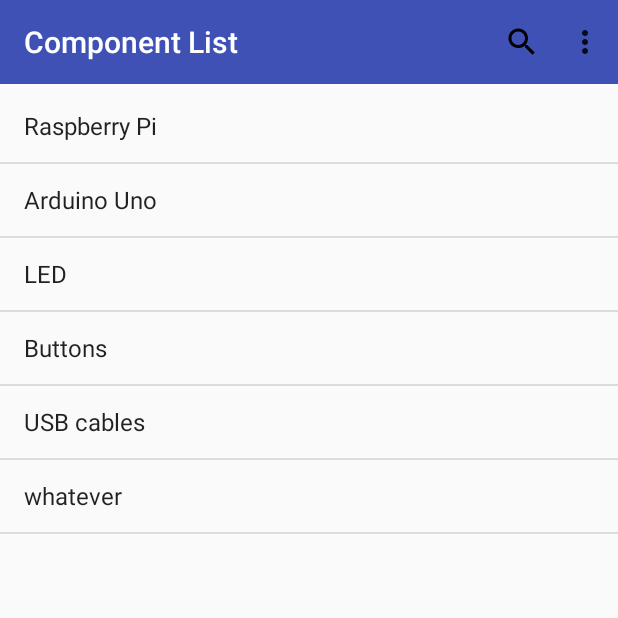
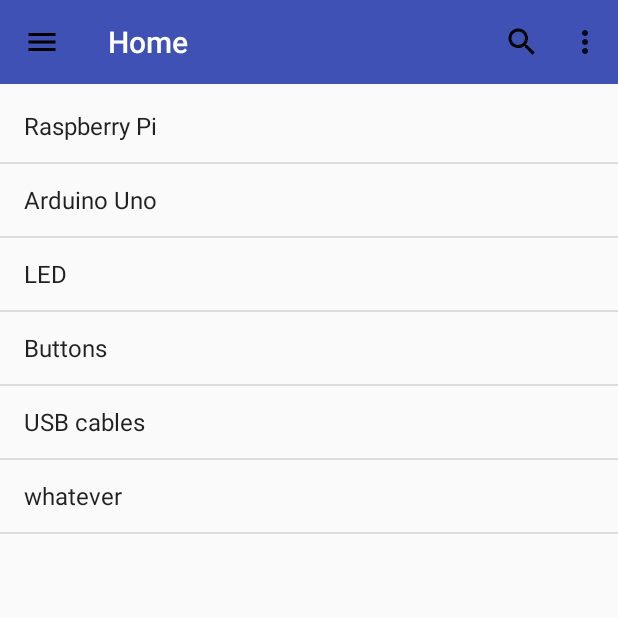
Before and after one commit to yxgoh5/RS-app, an Android app: the MainActivity screen opened directly, with no data from a screen before it, on a phone screen of 412 x 824 dp, the top half of it. Run offline under Robolectric (Android 15) with nearby library versions, the light colour scheme and no system bars.

Commit message:
improve UI

```diff
--- a/app/build.gradle
+++ b/app/build.gradle
@@ -20,6 +20,7 @@
 
 dependencies {
     implementation fileTree(dir: 'libs', include: ['*.jar'])
+    implementation 'com.android.support:design:27.1.1'
     implementation 'com.android.support:appcompat-v7:27.1.1'
     implementation 'com.android.support.constraint:constraint-layout:1.1.2'
     testImplementation 'junit:junit:4.12'
--- a/app/src/main/AndroidManifest.xml
+++ b/app/src/main/AndroidManifest.xml
@@ -1,6 +1,7 @@
 <?xml version="1.0" encoding="utf-8"?>
 <manifest xmlns:android="http://schemas.android.com/apk/res/android"
     package="com.example.kokwei217.unmcrs">
+
 
     <application
         android:allowBackup="true"
@@ -11,15 +12,14 @@
         android:theme="@style/AppTheme">
         <activity
             android:name=".LoginActivity"
+            android:screenOrientation="portrait"
             android:theme="@style/SplashTheme">
             <intent-filter>
                 <action android:name="android.intent.action.MAIN" />
                 <category android:name="android.intent.category.LAUNCHER" />
             </intent-filter>
         </activity>
-        <activity
-            android:name=".MainActivity"
-            android:label="Component List"/>
+        <activity android:name=".MainActivity" />
         <activity
             android:name=".SignUpActivity"
             android:parentActivityName=".LoginActivity" />
--- a/app/src/main/java/com/example/kokwei217/unmcrs/MainActivity.java
+++ b/app/src/main/java/com/example/kokwei217/unmcrs/MainActivity.java
@@ -1,6 +1,11 @@
 package com.example.kokwei217.unmcrs;
 
 import android.content.Intent;
+import android.support.annotation.NonNull;
+import android.support.design.widget.NavigationView;
+import android.support.v4.view.GravityCompat;
+import android.support.v4.widget.DrawerLayout;
+import android.support.v7.app.ActionBar;
 import android.support.v7.app.AppCompatActivity;
 import android.os.Bundle;
 import android.support.v7.widget.Toolbar;
@@ -16,15 +21,34 @@
 import java.util.List;
 
 public class MainActivity extends AppCompatActivity {
+     DrawerLayout drawer;
+     Toolbar toolbar;
+     NavigationView navigationView;
 
     @Override
     protected void onCreate(Bundle savedInstanceState) {
         super.onCreate(savedInstanceState);
         setContentView(R.layout.activity_main);
+        setTitle("Home");
 
-        Toolbar toolbar = findViewById(R.id.toolbar_main);
+        toolbar = findViewById(R.id.toolbar_main);
+        drawer = findViewById(R.id.drawer_main);
+        navigationView = findViewById(R.id.nv_main);
         setSupportActionBar(toolbar);
+        ActionBar actionBar = getSupportActionBar();
+        actionBar.setDisplayHomeAsUpEnabled(true);
+        actionBar.setHomeAsUpIndicator(R.drawable.ic_menu_black_24dp);
 
+        navigationView.setNavigationItemSelectedListener(new NavigationView.OnNavigationItemSelectedListener() {
+            @Override
+            public boolean onNavigationItemSelected(@NonNull MenuItem item) {
+                selectDrawerItem(item);
+                return true;
+            }
+        });
+
+
+//-----------------------------ListView----------------------------------------------------------------------------
         final List<String> itemList = new ArrayList<>();
         itemList.add("Raspberry Pi");
         itemList.add("Arduino Uno");
@@ -55,6 +79,28 @@
         });
     }
 
+
+    public void selectDrawerItem(MenuItem item){
+        switch (item.getItemId()){
+            case R.id.nav_first:
+                Toast.makeText(MainActivity.this, "first", Toast.LENGTH_SHORT).show();
+                break;
+            case R.id.nav_second:
+                Toast.makeText(MainActivity.this, "second", Toast.LENGTH_SHORT).show();
+                 break;
+            case R.id.sub_first:
+                Toast.makeText(MainActivity.this, "Made by ", Toast.LENGTH_SHORT).show();
+                break;
+            default:
+                break;
+        }
+        item.setChecked(true);
+        setTitle(item.getTitle());
+        drawer.closeDrawers();
+    }
+
+
+
     @Override
     public boolean onCreateOptionsMenu(Menu menu) {
         getMenuInflater().inflate(R.menu.menu_main, menu);
@@ -64,6 +110,10 @@
     @Override
     public boolean onOptionsItemSelected(MenuItem item) {
         switch (item.getItemId()) {
+            case android.R.id.home:
+                drawer.openDrawer(GravityCompat.START);
+                return true;
+
             case R.id.menu_add:
                 Toast.makeText(MainActivity.this, "success", Toast.LENGTH_SHORT).show();
                 return true;
--- /dev/null
+++ b/app/src/main/res/drawable/ic_info_black_24dp.xml
@@ -0,0 +1,9 @@
+<vector xmlns:android="http://schemas.android.com/apk/res/android"
+        android:width="24dp"
+        android:height="24dp"
+        android:viewportWidth="24.0"
+        android:viewportHeight="24.0">
+    <path
+        android:fillColor="#FF000000"
+        android:pathData="M12,2C6.48,2 2,6.48 2,12s4.48,10 10,10 10,-4.48 10,-10S17.52,2 12,2zM13,17h-2v-6h2v6zM13,9h-2L11,7h2v2z"/>
+</vector>
--- /dev/null
+++ b/app/src/main/res/drawable/ic_menu_black_24dp.xml
@@ -0,0 +1,9 @@
+<vector xmlns:android="http://schemas.android.com/apk/res/android"
+        android:width="24dp"
+        android:height="24dp"
+        android:viewportWidth="24.0"
+        android:viewportHeight="24.0">
+    <path
+        android:fillColor="#FF000000"
+        android:pathData="M3,18h18v-2L3,16v2zM3,13h18v-2L3,11v2zM3,6v2h18L21,6L3,6z"/>
+</vector>
--- a/app/src/main/res/layout/activity_login.xml
+++ b/app/src/main/res/layout/activity_login.xml
@@ -1,4 +1,5 @@
 <?xml version="1.0" encoding="utf-8"?>
+
 <android.support.constraint.ConstraintLayout xmlns:android="http://schemas.android.com/apk/res/android"
     xmlns:app="http://schemas.android.com/apk/res-auto"
     xmlns:tools="http://schemas.android.com/tools"
@@ -10,7 +11,7 @@
         android:id="@+id/tb_login"
         layout="@layout/toolbar_main"
         android:layout_width="match_parent"
-        android:layout_height="wrap_content"/>
+        android:layout_height="wrap_content" />
 
     <ImageView
         android:id="@+id/rs_logo"
--- a/app/src/main/res/layout/activity_main.xml
+++ b/app/src/main/res/layout/activity_main.xml
@@ -1,15 +1,21 @@
 <?xml version="1.0" encoding="utf-8"?>
-<android.support.constraint.ConstraintLayout xmlns:android="http://schemas.android.com/apk/res/android"
+<android.support.v4.widget.DrawerLayout xmlns:android="http://schemas.android.com/apk/res/android"
     xmlns:app="http://schemas.android.com/apk/res-auto"
     xmlns:tools="http://schemas.android.com/tools"
+    android:id="@+id/drawer_main"
     android:layout_width="match_parent"
     android:layout_height="match_parent"
     tools:context=".MainActivity">
 
+    <android.support.constraint.ConstraintLayout
+        android:layout_width="match_parent"
+        android:layout_height="match_parent">
+
+
         <include
             layout="@layout/toolbar_main"
             android:layout_width="match_parent"
-        android:layout_height="wrap_content"/>
+            android:layout_height="wrap_content" />
 
         <ListView
             android:id="@+id/item_list"
@@ -19,3 +25,13 @@
 
 
     </android.support.constraint.ConstraintLayout>
+
+    <android.support.design.widget.NavigationView
+        android:id="@+id/nv_main"
+        android:layout_width="wrap_content"
+        android:layout_height="match_parent"
+        android:layout_gravity="start"
+        android:background="@android:color/white"
+        app:headerLayout="@layout/nav_header"
+        app:menu="@menu/drawer_view" />
+</android.support.v4.widget.DrawerLayout>
--- /dev/null
+++ b/app/src/main/res/menu/drawer_view.xml
@@ -0,0 +1,24 @@
+<?xml version="1.0" encoding="utf-8"?>
+<menu xmlns:android="http://schemas.android.com/apk/res/android">
+
+    <group android:checkableBehavior="single">
+        <item
+            android:id="@+id/nav_first"
+            android:title="Home" />
+
+        <item
+            android:id="@+id/nav_second"
+            android:title="second"/>
+    </group>
+
+    <item android:title="Sub items">
+        <menu>
+            <group android:checkableBehavior="single">
+                <item
+                    android:id="@+id/sub_first"
+                    android:icon="@drawable/ic_info_black_24dp"
+                    android:title="About"/>
+            </group>
+        </menu>
+    </item>
+</menu>
```
Also changed, not shown: app/src/main/java/com/example/kokwei217/unmcrs/ItemImageActivity.java (+7 -0 lines), app/src/main/res/layout/activity_item_image.xml (+14 -6 lines), app/src/main/res/layout/activity_sign_up.xml (+4 -6 lines), app/src/main/res/layout/nav_header.xml (added, +32 -0 lines), app/src/main/res/drawable/rs_blue.png (added). Lines whose indentation alone changed are shown as unchanged.
